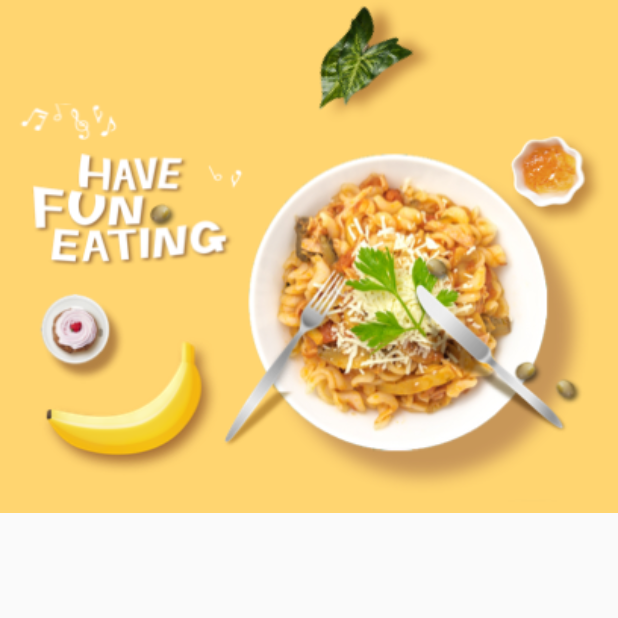
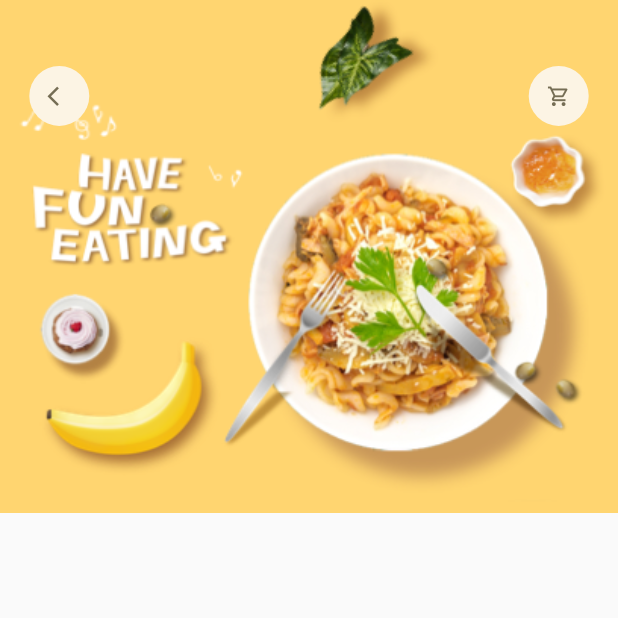
Before and after one commit to ManyuDhyani/Ecom-App, a Flutter app: the screen it shows after launch, on a phone screen of 412 x 824 dp, the top half of it. Run offline on Flutter 3.47's test engine with Material 2 defaults, Android fonts, the phone set to English and light mode, and no system bars; our stand-ins replace dots_indicator, get.

Commit message:
Added reusable app icon to food detail page with back arrow and cart icon.

```diff
--- a/lib/pages/food/popular_food_detail.dart
+++ b/lib/pages/food/popular_food_detail.dart
@@ -1,4 +1,5 @@
 import 'package:ecom_app/utils/dimensions.dart';
+import 'package:ecom_app/widgets/app_icon.dart';
 import 'package:flutter/cupertino.dart';
 import 'package:flutter/material.dart';
 
@@ -23,7 +24,18 @@ class PopularFoodDetail extends StatelessWidget {
                 ),
               ),
             ),
-          )
+          ),
+          Positioned(
+              top: Dimensions.height45,
+              left: Dimensions.width20,
+              right: Dimensions.width20,
+              child: Row(
+                mainAxisAlignment: MainAxisAlignment.spaceBetween,
+                children: [
+                  AppIcon(icon: Icons.arrow_back_ios),
+                  AppIcon(icon: Icons.shopping_cart_outlined),
+                ],
+              ))
         ],
       ),
     );
```
